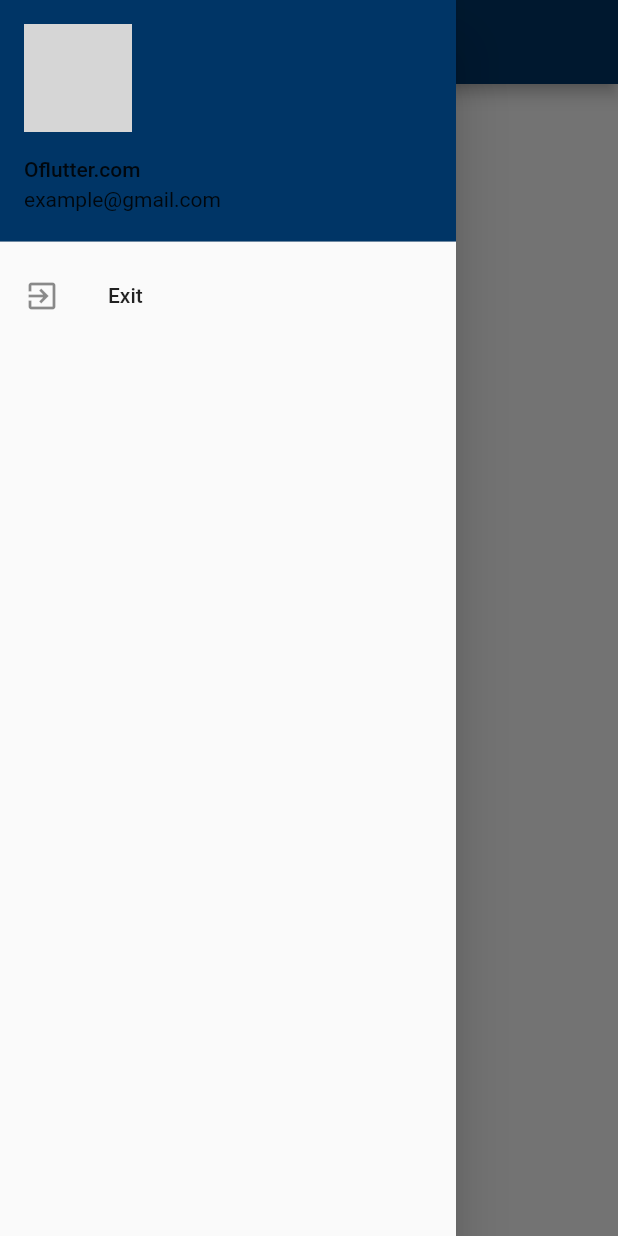
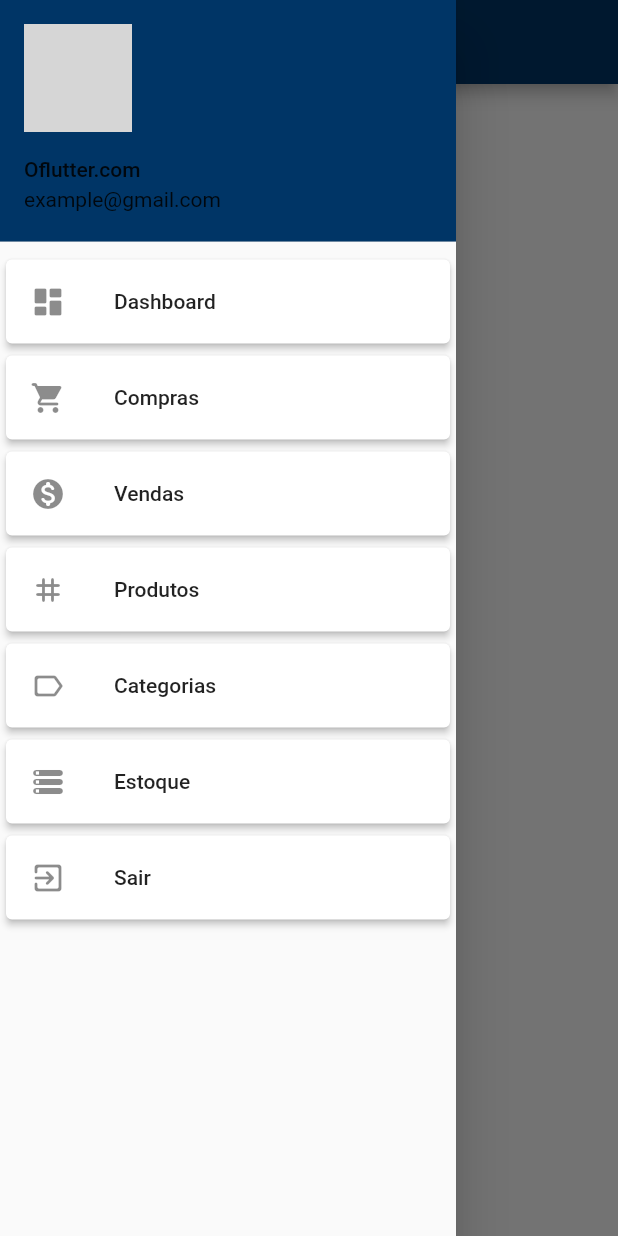
Before and after one commit to marcellinho47/PERSONAL-ivy-frontend, a Flutter app: the screen it shows after launch, with the side drawer open, on a phone screen of 412 x 824 dp. Run offline on Flutter 3.47's test engine with Material 2 defaults, Android fonts, the phone set to English and light mode, and no system bars; our stand-ins replace firebase_auth, firebase_core; accounts and stored records are empty; network calls fail; statements that could not run were skipped; grey boxes are pictures that could not be loaded.

Commit message:
navbar itens

```diff
--- a/lib/config/routes.dart
+++ b/lib/config/routes.dart
@@ -3,15 +3,20 @@ import 'package:sys_ivy_frontend/screens/home.dart';
 import 'package:sys_ivy_frontend/screens/login.dart';
 
 class Routes {
-
   // ADD NEW ROUTES HERE
   static const String INITAL_ROUTE = "/";
   static const String LOGIN_ROUTE = "/login";
   static const String HOME_ROUTE = "/home";
+  static const String DASHBOARD_ROUTE = "/dashboard";
+  static const String PURCHASES_ROUTE = "/purchases";
+  static const String SALES_ROUTE = "/sales";
+  static const String CATEGORIES_ROUTE = "/categories";
+  static const String PRODUCTS_ROUTE = "/products";
+  static const String STOCK_ROUTE = "/stock";
+  static const String LOGOUT_ROUTE = "/logout";
 
   // NAVIGATION
   static Route<dynamic> createRoute(RouteSettings settings) {
-
     final args = settings.arguments;
 
     switch (settings.name) {
--- a/lib/widgets/nav_bar.dart
+++ b/lib/widgets/nav_bar.dart
@@ -3,6 +3,8 @@ import 'package:sys_ivy_frontend/utils/color_pallete.dart';
 
 class NavBar extends StatelessWidget {
   const NavBar({Key? key}) : super(key: key);
+
+  final double _elevation = 2;
 
   @override
   Widget build(BuildContext context) {
@@ -26,10 +28,61 @@ class NavBar extends StatelessWidget {
               color: ColorPallete.primaryColor,
             ),
           ),
-          ListTile(
-            title: Text('Exit'),
-            leading: Icon(Icons.exit_to_app),
-            onTap: () => null,
+          Card(
+            elevation: _elevation,
+            child: ListTile(
+              title: const Text("Dashboard"),
+              leading: const Icon(Icons.dashboard_rounded),
+              onTap: () {},
+            ),
+          ),
+          Card(
+            elevation: _elevation,
+            child: ListTile(
+              title: const Text("Compras"),
+              leading: const Icon(Icons.shopping_cart_rounded),
+              onTap: () {},
+            ),
+          ),
+          Card(
+            elevation: _elevation,
+            child: ListTile(
+              title: const Text("Vendas"),
+              leading: const Icon(Icons.monetization_on_rounded),
+              onTap: () {},
+            ),
+          ),
+          Card(
+            elevation: _elevation,
+            child: ListTile(
+              title: const Text("Produtos"),
+              leading: const Icon(Icons.tag_rounded),
+              onTap: () {},
+            ),
+          ),
+          Card(
+            elevation: _elevation,
+            child: ListTile(
+              title: const Text("Categorias"),
+              leading: const Icon(Icons.label_outline_rounded),
+              onTap: () {},
+            ),
+          ),
+          Card(
+            elevation: _elevation,
+            child: ListTile(
+              title: const Text("Estoque"),
+              leading: const Icon(Icons.storage_rounded),
+              onTap: () {},
+            ),
+          ),
+          Card(
+            elevation: _elevation,
+            child: ListTile(
+              title: const Text("Sair"),
+              leading: const Icon(Icons.exit_to_app_rounded),
+              onTap: () {},
+            ),
           ),
         ],
       ),
```
